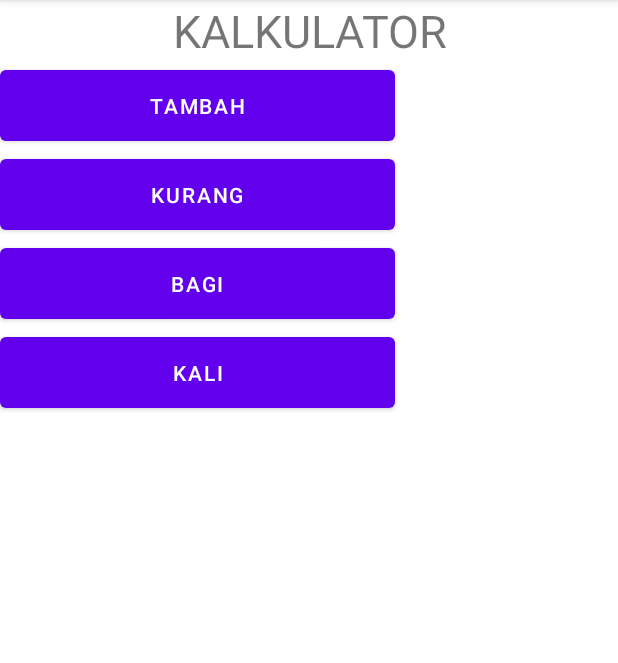
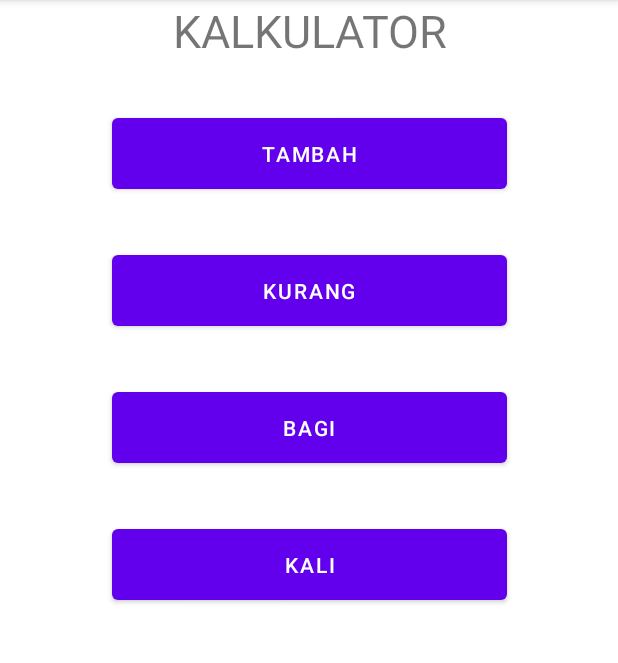
Before and after one commit to adhi-setyo/Calculator, an Android app: the screen it shows after launch (MainActivity), on a phone screen of 412 x 824 dp, the part 84-747 px from its top. Run offline under Robolectric (Android 15) with nearby library versions, the phone set to English and light mode, and no system bars.

Commit message:
Add layout

```diff
--- a/app/src/main/AndroidManifest.xml
+++ b/app/src/main/AndroidManifest.xml
@@ -14,6 +14,9 @@
         android:theme="@style/Theme.BelajarGit"
         tools:targetApi="31">
         <activity
+            android:name=".Tambah"
+            android:exported="false" />
+        <activity
             android:name=".MainActivity"
             android:exported="true">
             <intent-filter>
--- a/app/src/main/res/layout/activity_main.xml
+++ b/app/src/main/res/layout/activity_main.xml
@@ -1,5 +1,5 @@
 <?xml version="1.0" encoding="utf-8"?>
-<LinearLayout xmlns:android="http://schemas.android.com/apk/res/android"
+<androidx.constraintlayout.widget.ConstraintLayout xmlns:android="http://schemas.android.com/apk/res/android"
     xmlns:app="http://schemas.android.com/apk/res-auto"
     xmlns:tools="http://schemas.android.com/tools"
     android:layout_width="match_parent"
@@ -19,23 +19,39 @@
         android:id="@+id/button"
         android:layout_width="263dp"
         android:layout_height="59dp"
-        android:text="Tambah" />
+        android:layout_marginTop="32dp"
+        android:text="Tambah"
+        app:layout_constraintEnd_toEndOf="parent"
+        app:layout_constraintStart_toStartOf="parent"
+        app:layout_constraintTop_toBottomOf="@+id/textView" />
 
     <Button
         android:id="@+id/button2"
         android:layout_width="263dp"
         android:layout_height="59dp"
-        android:text="Kurang" />
+        android:layout_marginTop="32dp"
+        android:text="Kurang"
+        app:layout_constraintEnd_toEndOf="parent"
+        app:layout_constraintStart_toStartOf="parent"
+        app:layout_constraintTop_toBottomOf="@+id/button" />
 
     <Button
         android:id="@+id/button3"
         android:layout_width="263dp"
         android:layout_height="59dp"
-        android:text="Bagi" />
+        android:layout_marginTop="32dp"
+        android:text="Bagi"
+        app:layout_constraintEnd_toEndOf="parent"
+        app:layout_constraintStart_toStartOf="parent"
+        app:layout_constraintTop_toBottomOf="@+id/button2" />
 
     <Button
         android:id="@+id/button4"
         android:layout_width="263dp"
         android:layout_height="59dp"
-        android:text="kali" />
-</LinearLayout>
+        android:layout_marginTop="32dp"
+        android:text="kali"
+        app:layout_constraintEnd_toEndOf="parent"
+        app:layout_constraintStart_toStartOf="parent"
+        app:layout_constraintTop_toBottomOf="@+id/button3" />
+</androidx.constraintlayout.widget.ConstraintLayout>
```
Also changed, not shown: app/src/main/java/com/example/belajargit/Tambah.java (added, +36 -0 lines), app/src/main/res/layout/activity_tambah.xml (added, +68 -0 lines).
